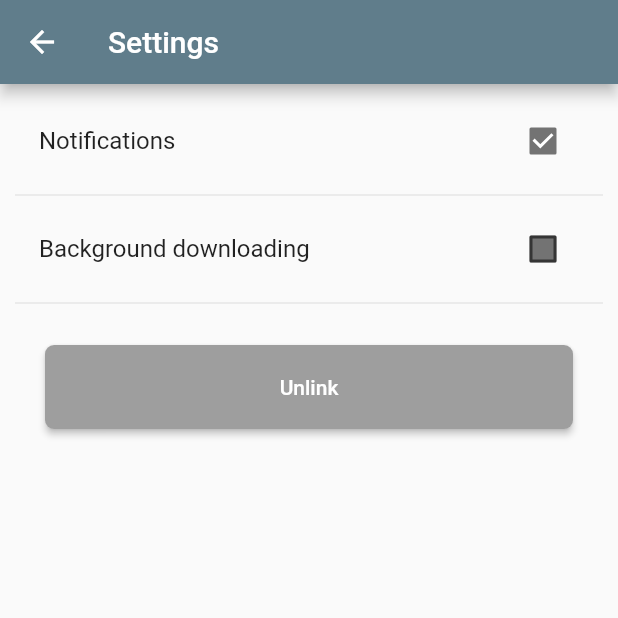
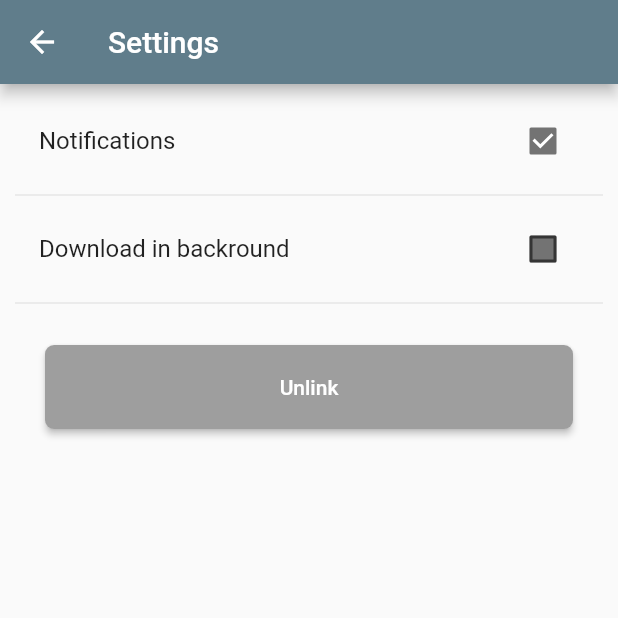
Before and after one commit to Abstractolotl/aztube-app, a Flutter app: the screen it shows after launch, after a tap on the "settings" icon, on a phone screen of 412 x 824 dp, the top half of it. Run offline on Flutter 3.47's test engine with Material 2 defaults, Android fonts, the phone set to English and light mode, and no system bars; our stand-ins replace camera, device_info_plus; missing offline and left inert: qr_code_scanner.

Commit message:
Change Checkbox title

```diff
--- a/lib/views/settings.dart
+++ b/lib/views/settings.dart
@@ -51,7 +51,7 @@ class SettingsScreenState extends State<SettingsScreen> {
           ),
           const Divider(),
           ListTile(
-              title: const Text('Background downloading'),
+              title: const Text('Download in backround'),
               trailing: Checkbox(
                 checkColor: Colors.white,
                 fillColor: MaterialStateProperty.resolveWith(getColor),
```
